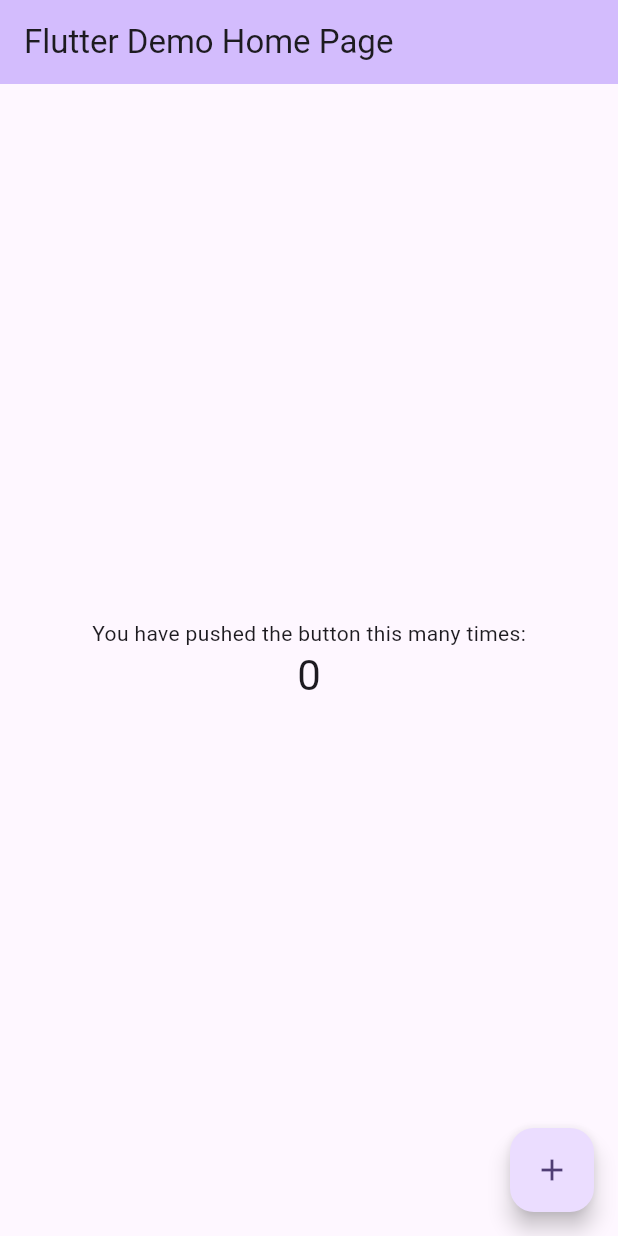
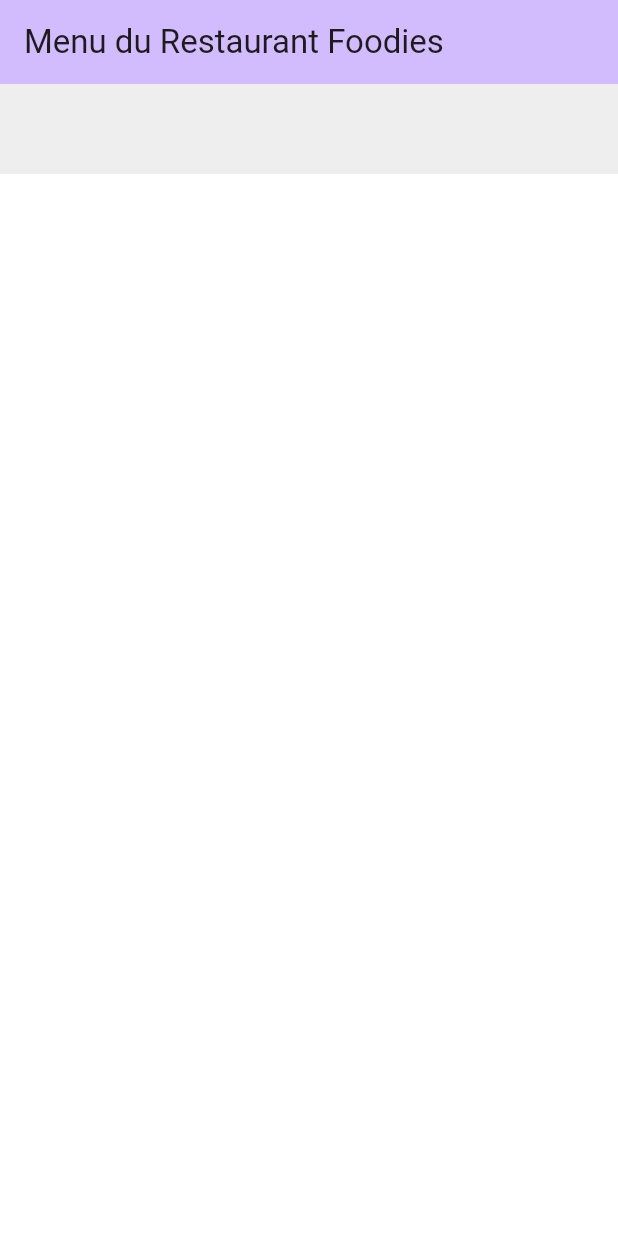
Before and after one commit to tgoussot/menu-restaurant, a Flutter app: the screen it shows after launch, on a phone screen of 412 x 824 dp. Run offline on Flutter 3.47's test engine with Material 3 defaults, Android fonts, the phone set to English and light mode, and no system bars.

Commit message:
Structure de l'ecran

```diff
--- a/lib/main.dart
+++ b/lib/main.dart
@@ -11,7 +11,7 @@ class MyApp extends StatelessWidget {
   @override
   Widget build(BuildContext context) {
     return MaterialApp(
-      title: 'Flutter Demo',
+      title: 'Menu du Restaurant Foodies',
       theme: ThemeData(
         // This is the theme of your application.
         //
@@ -28,24 +28,15 @@ class MyApp extends StatelessWidget {
         //
         // This works for code too, not just values: Most code changes can be
         // tested with just a hot reload.
-        colorScheme: .fromSeed(seedColor: Colors.deepPurple),
+        colorScheme: ColorScheme.fromSeed(seedColor: Colors.deepPurple),
       ),
-      home: const MyHomePage(title: 'Flutter Demo Home Page'),
+      home: const MyHomePage(title: 'Menu du Restaurant Foodies'),
     );
   }
 }
 
 class MyHomePage extends StatefulWidget {
   const MyHomePage({super.key, required this.title});
-
-  // This widget is the home page of your application. It is stateful, meaning
-  // that it has a State object (defined below) that contains fields that affect
-  // how it looks.
-
-  // This class is the configuration for the state. It holds the values (in this
-  // case the title) provided by the parent (in this case the App widget) and
-  // used by the build method of the State. Fields in a Widget subclass are
-  // always marked "final".
 
   final String title;
 
@@ -54,68 +45,28 @@ class MyHomePage extends StatefulWidget {
 }
 
 class _MyHomePageState extends State<MyHomePage> {
-  int _counter = 0;
-
-  void _incrementCounter() {
-    setState(() {
-      // This call to setState tells the Flutter framework that something has
-      // changed in this State, which causes it to rerun the build method below
-      // so that the display can reflect the updated values. If we changed
-      // _counter without calling setState(), then the build method would not be
-      // called again, and so nothing would appear to happen.
-      _counter++;
-    });
-  }
-
   @override
   Widget build(BuildContext context) {
-    // This method is rerun every time setState is called, for instance as done
-    // by the _incrementCounter method above.
-    //
-    // The Flutter framework has been optimized to make rerunning build methods
-    // fast, so that you can just rebuild anything that needs updating rather
-    // than having to individually change instances of widgets.
     return Scaffold(
       appBar: AppBar(
-        // TRY THIS: Try changing the color here to a specific color (to
-        // Colors.amber, perhaps?) and trigger a hot reload to see the AppBar
-        // change color while the other colors stay the same.
         backgroundColor: Theme.of(context).colorScheme.inversePrimary,
-        // Here we take the value from the MyHomePage object that was created by
-        // the App.build method, and use it to set our appbar title.
         title: Text(widget.title),
       ),
-      body: Center(
-        // Center is a layout widget. It takes a single child and positions it
-        // in the middle of the parent.
-        child: Column(
-          // Column is also a layout widget. It takes a list of children and
-          // arranges them vertically. By default, it sizes itself to fit its
-          // children horizontally, and tries to be as tall as its parent.
-          //
-          // Column has various properties to control how it sizes itself and
-          // how it positions its children. Here we use mainAxisAlignment to
-          // center the children vertically; the main axis here is the vertical
-          // axis because Columns are vertical (the cross axis would be
-          // horizontal).
-          //
-          // TRY THIS: Invoke "debug painting" (choose the "Toggle Debug Paint"
-          // action in the IDE, or press "p" in the console), to see the
-          // wireframe for each widget.
-          mainAxisAlignment: .center,
-          children: [
-            const Text('You have pushed the button this many times:'),
-            Text(
-              '$_counter',
-              style: Theme.of(context).textTheme.headlineMedium,
+      // Column : on empile verticalement la zone des catégories puis celle des plats
+      body: Column(
+        children: [
+          // Hauteur fixe car cette zone accueillera une liste horizontale de catégories
+          Container(
+            height: 60,
+            color: Colors.grey.shade200,
+          ),
+          // Expanded : la zone des plats prend toute la hauteur restante, nécessaire pour y placer une liste verticale
+          Expanded(
+            child: Container(
+              color: Colors.white,
             ),
-          ],
-        ),
-      ),
-      floatingActionButton: FloatingActionButton(
-        onPressed: _incrementCounter,
-        tooltip: 'Increment',
-        child: const Icon(Icons.add),
+          ),
+        ],
       ),
     );
   }
```
Also changed, not shown: 1 other file.
